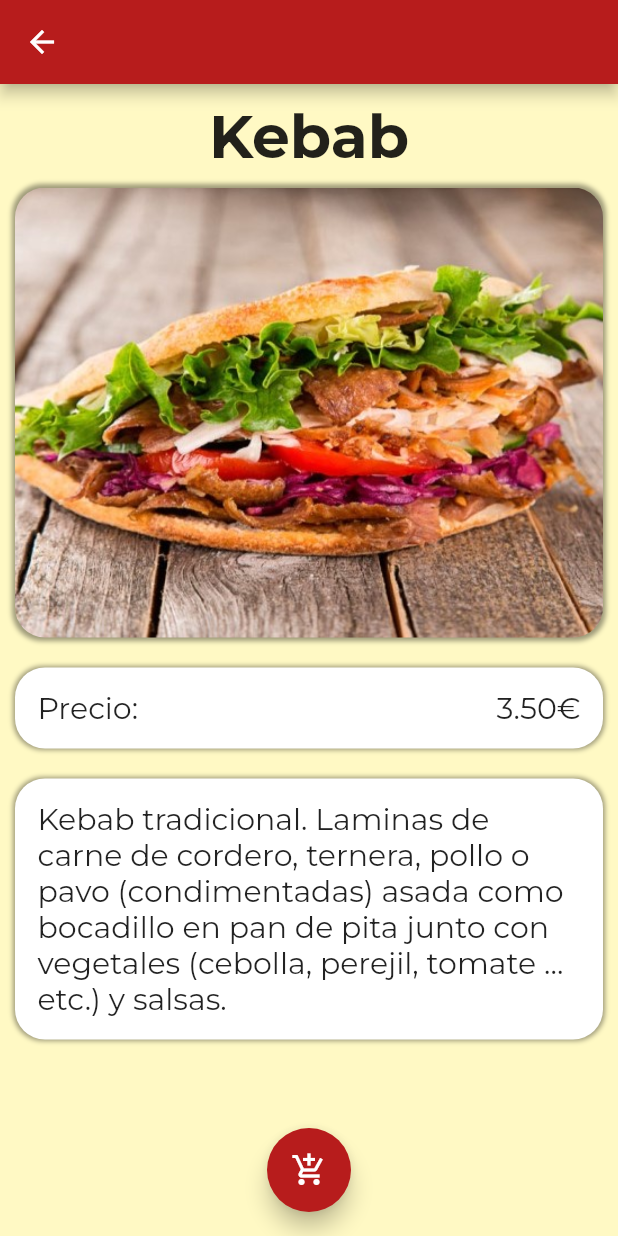
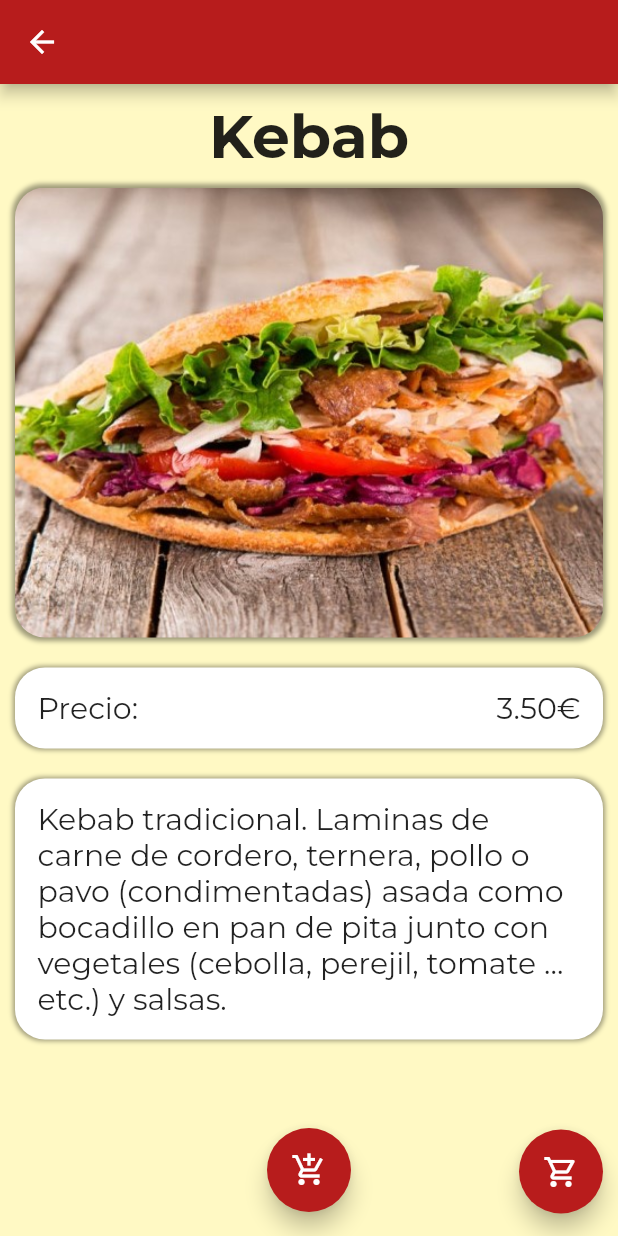
Before and after one commit to AlejoPinto01/AppLibre, a Flutter app: the DishPage screen opened directly with sample values from the repository, after a tap on the "add shopping cart" icon, on a phone screen of 412 x 824 dp. Run offline on Flutter 3.47's test engine with Material 2 defaults, Android fonts, the phone set to English and light mode, and no system bars; our stand-ins replace animated_text_kit, font_awesome_flutter, google_fonts, google_maps_flutter, image_picker; accounts and stored records are empty; network calls fail.

```diff
--- a/lib/src/pages/cupons_page.dart
+++ b/lib/src/pages/cupons_page.dart
@@ -13,6 +13,7 @@ class CuponsPage extends StatelessWidget {
     return Container(
       color: Colors.yellow[100],
       child: GridView.count(
+        physics: BouncingScrollPhysics(),
         crossAxisCount: 2,
         children: List.generate(_cuponsList.length, (index) {
           return Center(
--- a/lib/src/pages/dish_page.dart
+++ b/lib/src/pages/dish_page.dart
@@ -1,9 +1,12 @@
 import 'dart:async';
 
+import 'package:animations/animations.dart';
 import 'package:applibre/src/models/dish.dart';
 import 'package:applibre/src/util/utils.dart';
 import 'package:flutter/material.dart';
 import 'package:google_fonts/google_fonts.dart';
+
+import 'pages.dart';
 
 class DishPage extends StatefulWidget {
   Dish dish;
@@ -21,6 +24,7 @@ class _DishPageState extends State<DishPage> {
   double _height = 250;
   double _radius = 20;
   bool _visible = false;
+  bool _buttonVisible = false;
 
   TextStyle _style = GoogleFonts.montserrat(
     textStyle: TextStyle(fontSize: 20),
@@ -36,88 +40,49 @@ class _DishPageState extends State<DishPage> {
         color: Colors.yellow[100],
         child: Stack(
           children: [
-            Padding(
-              padding: const EdgeInsets.all(10.0),
-              child: ListView(
-                children: [
-                  Padding(
-                    padding: const EdgeInsets.only(
-                      bottom: 10,
-                    ),
-                    child: Text(
-                      widget.dish.name,
-                      textAlign: TextAlign.center,
-                      style: GoogleFonts.montserrat(
-                        textStyle: TextStyle(
-                          fontSize: 40,
-                          fontWeight: FontWeight.bold,
-                        ),
+            ListView(
+              physics: BouncingScrollPhysics(),
+              children: [
+                Padding(
+                  padding: const EdgeInsets.symmetric(
+                    vertical: 10,
+                  ),
+                  child: Text(
+                    widget.dish.name,
+                    textAlign: TextAlign.center,
+                    style: GoogleFonts.montserrat(
+                      textStyle: TextStyle(
+                        fontSize: 40,
+                        fontWeight: FontWeight.bold,
                       ),
                     ),
                   ),
-                  _dishImageContainer(),
-                  SizedBox(
-                    height: 20,
+                ),
+                _dishImageContainer(),
+                SizedBox(
+                  height: 20,
+                ),
+                Padding(
+                  padding: const EdgeInsets.symmetric(
+                    horizontal: 10,
                   ),
-                  Container(
-                    decoration: BoxDecoration(
-                      boxShadow: [
-                        BoxShadow(
-                          color: Colors.black38,
-                          spreadRadius: 1,
-                          blurRadius: 2,
-                        )
-                      ],
-                      borderRadius: BorderRadius.circular(20),
-                      color: Colors.white,
-                    ),
-                    child: Padding(
-                      padding: const EdgeInsets.all(15),
-                      child: Row(
-                        children: [
-                          Expanded(
-                            child: Text(
-                              'Precio: ',
-                              textAlign: TextAlign.left,
-                              style: _style,
-                            ),
-                          ),
-                          Text(
-                            '${widget.dish.price.toStringAsFixed(2)}€',
-                            textAlign: TextAlign.right,
-                            style: _style,
-                          ),
-                        ],
+                  child: Column(
+                    children: [
+                      _priceContainer(),
+                      SizedBox(
+                        height: 20,
                       ),
-                    ),
+                      _descriptionContainer(),
+                    ],
                   ),
-                  SizedBox(
-                    height: 20,
-                  ),
-                  Container(
-                    decoration: BoxDecoration(
-                      boxShadow: [
-                        BoxShadow(
-                          color: Colors.black38,
-                          spreadRadius: 1,
-                          blurRadius: 2,
-                        )
-                      ],
-                      borderRadius: BorderRadius.circular(20),
-                      color: Colors.white,
-                    ),
-                    child: Padding(
-                      padding: const EdgeInsets.all(15),
-                      child: Text(
-                        widget.dish.description,
-                        style: _style,
-                      ),
-                    ),
-                  ),
-                ],
-              ),
+                ),
+                SizedBox(
+                  height: 85,
+                ),
+              ],
             ),
             _addDishAnimation(),
+            _openCartButtom(),
           ],
         ),
       ),
@@ -129,8 +94,9 @@ class _DishPageState extends State<DishPage> {
               _width = 30;
               _height = 30;
               _bottom = 20;
-              _left = 190;
+              _left = 20;
               _visible = true;
+              _buttonVisible = true;
               Timer(
                 Duration(
                   milliseconds: 1100,
@@ -154,26 +120,31 @@ class _DishPageState extends State<DishPage> {
   }
 
   _dishImageContainer() {
-    return Container(
-      height: 300,
-      decoration: BoxDecoration(
-        borderRadius: BorderRadius.circular(20),
-        boxShadow: [
-          BoxShadow(
-            color: Colors.black38,
-            spreadRadius: 2,
-            blurRadius: 2,
-          )
-        ],
+    return Padding(
+      padding: const EdgeInsets.symmetric(
+        horizontal: 10,
       ),
-      child: ClipRRect(
-        borderRadius: BorderRadius.circular(20),
-        child: Hero(
-          child: Image.asset(
-            widget.dish.image,
-            fit: BoxFit.cover,
+      child: Container(
+        height: 300,
+        decoration: BoxDecoration(
+          borderRadius: BorderRadius.circular(20),
+          boxShadow: [
+            BoxShadow(
+              color: Colors.black38,
+              spreadRadius: 2,
+              blurRadius: 2,
+            )
+          ],
+        ),
+        child: ClipRRect(
+          borderRadius: BorderRadius.circular(20),
+          child: Hero(
+            child: Image.asset(
+              widget.dish.image,
+              fit: BoxFit.cover,
+            ),
+            tag: widget.dish.name,
           ),
-          tag: widget.dish.name,
         ),
       ),
     );
@@ -203,7 +174,7 @@ class _DishPageState extends State<DishPage> {
         ),
       ),
       bottom: _bottom,
-      left: _left,
+      right: _left,
       duration: Duration(
         seconds: 1,
       ),
@@ -232,4 +203,109 @@ class _DishPageState extends State<DishPage> {
       addPedido(dish);
     }
   }
+
+  _openCartButtom() {
+    return Positioned(
+      right: 10,
+      bottom: 15,
+      child: AnimatedScale(
+        duration: Duration(
+          milliseconds: 700,
+        ),
+        curve: Curves.bounceOut,
+        scale: _buttonVisible ? 1 : 0,
+        child: OpenContainer(
+          transitionType: ContainerTransitionType.fade,
+          openBuilder: (BuildContext context, VoidCallback _) {
+            return ShoppingPage(
+              includeMarkAsDoneButton: false,
+            );
+          },
+          closedElevation: 6.0,
+          closedShape: const RoundedRectangleBorder(
+            borderRadius: BorderRadius.all(
+              Radius.circular(56 / 2),
+            ),
+          ),
+          closedColor: Color.fromRGBO(184, 28, 28, 1),
+          closedBuilder: (BuildContext context, VoidCallback openContainer) {
+            return SizedBox(
+              height: 56,
+              width: 56,
+              child: Center(
+                child: Icon(
+                  Icons.shopping_cart_outlined,
+                  color: Theme.of(context).colorScheme.onSecondary,
+                ),
+              ),
+            );
+          },
+        ),
+      ),
+    );
+  }
+
+  _priceContainer() {
+    return Container(
+      decoration: BoxDecoration(
+        boxShadow: [
+          BoxShadow(
+            color: Colors.black38,
+            spreadRadius: 1,
+            blurRadius: 2,
+          )
+        ],
+        borderRadius: BorderRadius.circular(20),
+        color: Colors.white,
+      ),
+      child: Padding(
+        padding: const EdgeInsets.all(15),
+        child: Row(
+          children: [
+            Expanded(
+              child: Text(
+                'Precio: ',
+                textAlign: TextAlign.left,
+                style: _style,
+              ),
+            ),
+            Text(
+              '${widget.dish.price.toStringAsFixed(2)}€',
+              textAlign: TextAlign.right,
+              style: _style,
+            ),
+          ],
+        ),
+      ),
+    );
+  }
+
+  _descriptionContainer() {
+    return Container(
+      decoration: BoxDecoration(
+        boxShadow: [
+          BoxShadow(
+            color: Colors.black38,
+            spreadRadius: 1,
+            blurRadius: 2,
+          )
+        ],
+        borderRadius: BorderRadius.circular(20),
+        color: Colors.white,
+      ),
+      child: Padding(
+        padding: const EdgeInsets.all(15),
+        child: Row(
+          children: [
+            Expanded(
+              child: Text(
+                widget.dish.description,
+                style: _style,
+              ),
+            ),
+          ],
+        ),
+      ),
+    );
+  }
 }
--- a/lib/src/pages/menu_page.dart
+++ b/lib/src/pages/menu_page.dart
@@ -59,6 +59,7 @@ class MenuPage extends StatelessWidget {
             child: Stack(
               children: [
                 ListView.builder(
+                  physics: BouncingScrollPhysics(),
                   itemCount: _categories.length,
                   itemBuilder: (BuildContext context, int index) {
                     return CategoryCard(
--- a/lib/src/pages/premap_page.dart
+++ b/lib/src/pages/premap_page.dart
@@ -15,6 +15,7 @@ class PreMapPage extends StatelessWidget {
       backgroundColor: Colors.yellow[100],
       body: Center(
         child: ListView(
+          physics: BouncingScrollPhysics(),
           children: [
             Container(
               child: Center(
@@ -27,7 +28,7 @@ class PreMapPage extends StatelessWidget {
                 ),
               ),
               height: appBarHeight,
-              color: Colors.red[700]
+              color: Colors.red[900]
             ),
             Container(
               height: 420,
@@ -91,7 +92,7 @@ class PreMapPage extends StatelessWidget {
                 ),
               ),
             ),
-            SizedBox(height: 5)
+            SizedBox(height: 50,),
           ],
         ),
       )
```
Also changed, not shown: lib/src/pages/category_page.dart (+16 -0 lines), lib/src/pages/cupons.dart (deleted, +0 -23 lines), lib/src/pages/home_page.dart (+4 -3 lines), lib/src/pages/shopping_cart_page.dart (+8 -1 lines).
